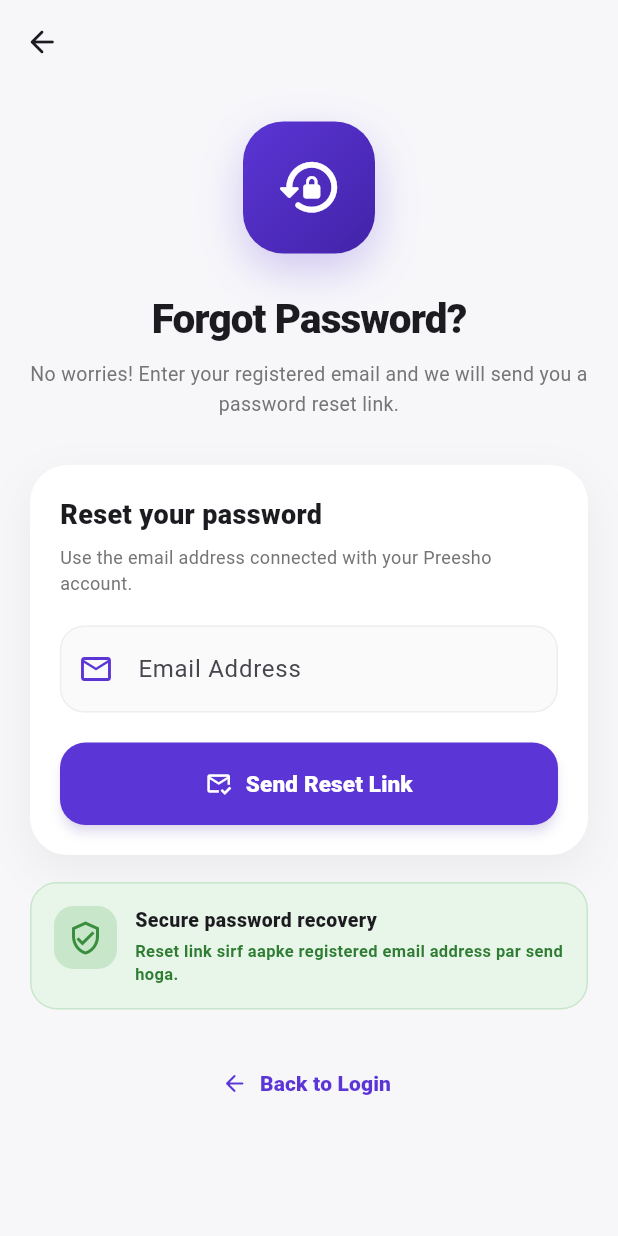
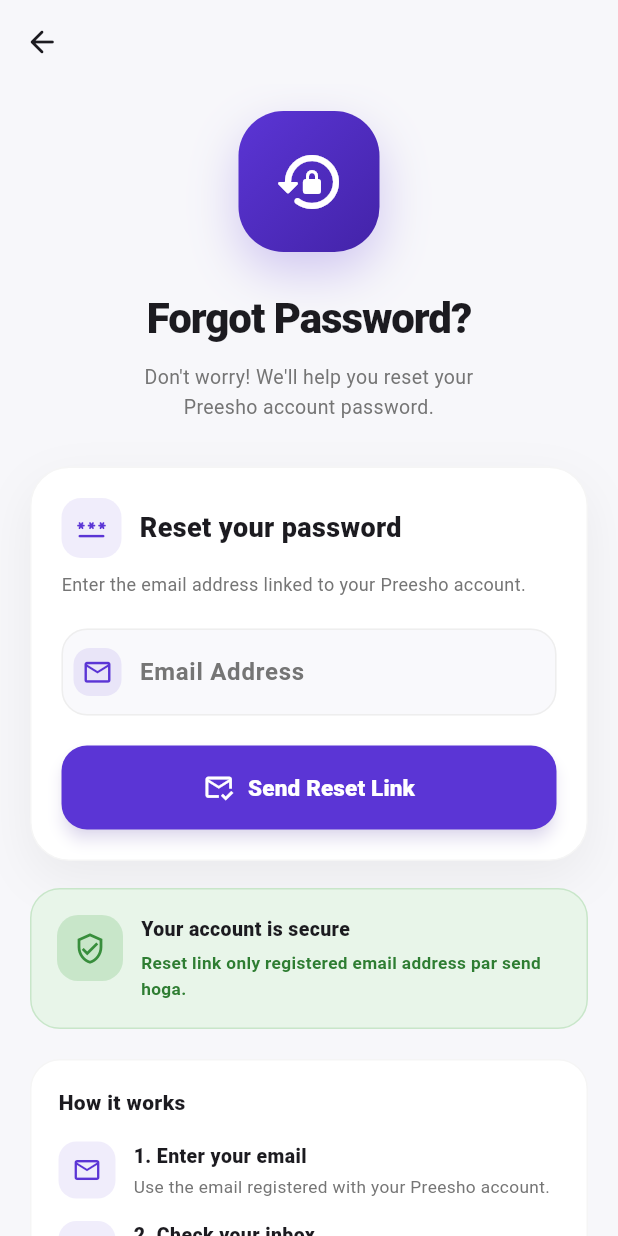
Before and after one commit to jagannathsangaria/Preesho, a Flutter app: the ForgotPasswordPage screen opened directly, on a phone screen of 412 x 824 dp. Run offline on Flutter 3.47's test engine with Material 3 defaults, Android fonts, the light colour scheme and no system bars; our stand-ins replace cloud_firestore, cloud_functions, file_picker, firebase_auth, firebase_core, firebase_storage and 2 more; missing offline and left inert: excel, file_saver; accounts and stored records are empty.

Commit message:
Update forgot_password_page.dart

```diff
--- a/lib/forgot_password_page.dart
+++ b/lib/forgot_password_page.dart
@@ -5,18 +5,17 @@
   const ForgotPasswordPage({super.key});
 
   @override
-  State<ForgotPasswordPage> createState() =>
-      _ForgotPasswordPageState();
+  State<ForgotPasswordPage> createState() => _ForgotPasswordPageState();
 }
 
-class _ForgotPasswordPageState
-    extends State<ForgotPasswordPage> {
-  final emailController = TextEditingController();
+class _ForgotPasswordPageState extends State<ForgotPasswordPage> {
+  final TextEditingController emailController = TextEditingController();
 
   bool isLoading = false;
 
   static const Color primary = Color(0xFF5B35D5);
   static const Color primaryDark = Color(0xFF4323A8);
+  static const Color background = Color(0xFFF7F7FA);
 
   @override
   void dispose() {
@@ -30,20 +29,36 @@
   }) {
     if (!mounted) return;
 
-    ScaffoldMessenger.of(context).showSnackBar(
+    ScaffoldMessenger.of(context)
+      ..hideCurrentSnackBar()
+      ..showSnackBar(
         SnackBar(
-        content: Text(
+          content: Row(
+            children: [
+              Icon(
+                isError
+                    ? Icons.error_outline_rounded
+                    : Icons.check_circle_outline_rounded,
+                color: Colors.white,
+              ),
+              const SizedBox(width: 10),
+              Expanded(
+                child: Text(
                   message,
                   style: const TextStyle(
-            fontWeight: FontWeight.w600,
+                    color: Colors.white,
+                    fontWeight: FontWeight.w700,
                   ),
                 ),
+              ),
+            ],
+          ),
           backgroundColor:
-            isError ? Colors.red.shade600 : null,
+              isError ? Colors.red.shade600 : Colors.green.shade600,
           behavior: SnackBarBehavior.floating,
           margin: const EdgeInsets.all(16),
           shape: RoundedRectangleBorder(
-          borderRadius: BorderRadius.circular(14),
+            borderRadius: BorderRadius.circular(16),
           ),
         ),
       );
@@ -60,7 +75,11 @@
       return;
     }
 
-    if (!email.contains('@') || !email.contains('.')) {
+    final emailRegex = RegExp(
+      r'^[^@\s]+@[^@\s]+\.[^@\s]+$',
+    );
+
+    if (!emailRegex.hasMatch(email)) {
       showMessage(
         'Valid email address enter karein.',
         isError: true,
@@ -75,8 +94,7 @@
     });
 
     try {
-      await FirebaseAuth.instance
-          .sendPasswordResetEmail(
+      await FirebaseAuth.instance.sendPasswordResetEmail(
         email: email,
       );
 
@@ -87,35 +105,35 @@
       );
 
       await Future.delayed(
-        const Duration(milliseconds: 900),
+        const Duration(milliseconds: 1000),
       );
 
       if (!mounted) return;
 
       Navigator.pop(context);
     } on FirebaseAuthException catch (e) {
-      String message =
-          'Password reset request failed.';
+      String message = 'Password reset request failed.';
 
       switch (e.code) {
         case 'invalid-email':
-          message =
-              'Email address valid nahi hai.';
+          message = 'Email address valid nahi hai.';
           break;
 
         case 'user-not-found':
-          message =
-              'Is email se koi account nahi mila.';
+          message = 'Is email se koi account nahi mila.';
           break;
 
         case 'too-many-requests':
           message =
-              'Bahut attempts ho gaye. Thodi der baad try karein.';
+              'Bahut attempts ho gaye. Thodi der baad dobara try karein.';
           break;
 
         case 'network-request-failed':
-          message =
-              'Internet connection check karein.';
+          message = 'Internet connection check karein.';
+          break;
+
+        case 'user-disabled':
+          message = 'Ye account disabled hai.';
           break;
       }
 
@@ -141,50 +159,149 @@
     return InputDecoration(
       labelText: 'Email Address',
       hintText: 'Enter your registered email',
-      prefixIcon: const Icon(
+      prefixIcon: Container(
+        margin: const EdgeInsets.all(8),
+        decoration: BoxDecoration(
+          color: primary.withOpacity(.10),
+          borderRadius: BorderRadius.circular(11),
+        ),
+        child: const Icon(
           Icons.email_outlined,
           color: primary,
+          size: 21,
+        ),
       ),
       filled: true,
-      fillColor: Colors.grey.shade50,
-      contentPadding:
-          const EdgeInsets.symmetric(
-        horizontal: 16,
+      fillColor: const Color(0xFFF9F9FC),
+      contentPadding: const EdgeInsets.symmetric(
+        horizontal: 15,
         vertical: 17,
       ),
+      labelStyle: TextStyle(
+        color: Colors.grey.shade600,
+        fontWeight: FontWeight.w600,
+      ),
+      hintStyle: TextStyle(
+        color: Colors.grey.shade400,
+        fontSize: 13,
+      ),
       border: OutlineInputBorder(
-        borderRadius: BorderRadius.circular(16),
+        borderRadius: BorderRadius.circular(17),
         borderSide: BorderSide(
           color: Colors.grey.shade200,
         ),
       ),
       enabledBorder: OutlineInputBorder(
-        borderRadius: BorderRadius.circular(16),
+        borderRadius: BorderRadius.circular(17),
         borderSide: BorderSide(
           color: Colors.grey.shade200,
         ),
       ),
       focusedBorder: OutlineInputBorder(
-        borderRadius: BorderRadius.circular(16),
+        borderRadius: BorderRadius.circular(17),
         borderSide: const BorderSide(
           color: primary,
-          width: 1.7,
+          width: 1.8,
         ),
       ),
+    );
+  }
+
+  Widget buildTopIcon() {
+    return Container(
+      height: 94,
+      width: 94,
+      decoration: BoxDecoration(
+        gradient: const LinearGradient(
+          colors: [
+            primary,
+            primaryDark,
+          ],
+          begin: Alignment.topLeft,
+          end: Alignment.bottomRight,
+        ),
+        borderRadius: BorderRadius.circular(30),
+        boxShadow: [
+          BoxShadow(
+            color: primary.withOpacity(.25),
+            blurRadius: 28,
+            offset: const Offset(0, 13),
+          ),
+        ],
+      ),
+      child: const Icon(
+        Icons.lock_reset_rounded,
+        color: Colors.white,
+        size: 48,
+      ),
+    );
+  }
+
+  Widget buildStep(
+    int number,
+    IconData icon,
+    String title,
+    String subtitle,
+  ) {
+    return Row(
+      crossAxisAlignment: CrossAxisAlignment.start,
+      children: [
+        Container(
+          height: 38,
+          width: 38,
+          decoration: BoxDecoration(
+            color: primary.withOpacity(.09),
+            borderRadius: BorderRadius.circular(12),
+          ),
+          child: Center(
+            child: Icon(
+              icon,
+              color: primary,
+              size: 20,
+            ),
+          ),
+        ),
+        const SizedBox(width: 12),
+        Expanded(
+          child: Column(
+            crossAxisAlignment: CrossAxisAlignment.start,
+            children: [
+              Text(
+                '$number. $title',
+                style: const TextStyle(
+                  fontSize: 13,
+                  fontWeight: FontWeight.w900,
+                ),
+              ),
+              const SizedBox(height: 3),
+              Text(
+                subtitle,
+                style: TextStyle(
+                  color: Colors.grey.shade600,
+                  fontSize: 11.5,
+                  height: 1.4,
+                ),
+              ),
+            ],
+          ),
+        ),
+      ],
     );
   }
 
   @override
   Widget build(BuildContext context) {
     return Scaffold(
-      backgroundColor: const Color(0xFFF7F7FA),
+      backgroundColor: background,
 
       appBar: AppBar(
         backgroundColor: Colors.transparent,
         elevation: 0,
         scrolledUnderElevation: 0,
         leading: IconButton(
-          onPressed: () {
+          onPressed: isLoading
+              ? null
+              : () {
                   Navigator.pop(context);
                 },
           icon: const Icon(
@@ -195,48 +312,16 @@
 
       body: SafeArea(
         child: SingleChildScrollView(
-          physics:
-              const BouncingScrollPhysics(),
+          physics: const BouncingScrollPhysics(),
           padding: const EdgeInsets.fromLTRB(
             20,
-            25,
+            18,
             20,
             35,
           ),
           child: Column(
             children: [
-              // Icon
-              Container(
-                height: 88,
-                width: 88,
-                decoration: BoxDecoration(
-                  gradient:
-                      const LinearGradient(
-                    colors: [
-                      primary,
-                      primaryDark,
-                    ],
-                    begin: Alignment.topLeft,
-                    end: Alignment.bottomRight,
-                  ),
-                  borderRadius:
-                      BorderRadius.circular(27),
-                  boxShadow: [
-                    BoxShadow(
-                      color:
-                          primary.withOpacity(.25),
-                      blurRadius: 25,
-                      offset:
-                          const Offset(0, 11),
-                    ),
-                  ],
-                ),
-                child: const Icon(
-                  Icons.lock_reset_rounded,
-                  color: Colors.white,
-                  size: 45,
-                ),
-              ),
+              buildTopIcon(),
 
               const SizedBox(height: 24),
 
@@ -244,161 +329,158 @@
                 'Forgot Password?',
                 textAlign: TextAlign.center,
                 style: TextStyle(
-                  fontSize: 27,
+                  fontSize: 28,
                   fontWeight: FontWeight.w900,
-                  letterSpacing: -.6,
+                  letterSpacing: -.7,
                 ),
               ),
 
-              const SizedBox(height: 8),
+              const SizedBox(height: 9),
 
               Text(
-                'No worries! Enter your registered email and we will send you a password reset link.',
+                'Don\'t worry! We\'ll help you reset your\nPreesho account password.',
                 textAlign: TextAlign.center,
                 style: TextStyle(
                   color: Colors.grey.shade600,
                   fontSize: 13,
-                  height: 1.5,
+                  height: 1.55,
                 ),
               ),
 
               const SizedBox(height: 30),
 
-              // Main Card
               Container(
                 width: double.infinity,
                 padding: const EdgeInsets.all(20),
                 decoration: BoxDecoration(
                   color: Colors.white,
-                  borderRadius:
-                      BorderRadius.circular(25),
+                  borderRadius: BorderRadius.circular(26),
+                  border: Border.all(
+                    color: Colors.grey.shade100,
+                  ),
                   boxShadow: [
                     BoxShadow(
-                      color:
-                          Colors.black.withOpacity(.055),
-                      blurRadius: 25,
-                      offset:
-                          const Offset(0, 10),
+                      color: Colors.black.withOpacity(.055),
+                      blurRadius: 28,
+                      offset: const Offset(0, 12),
                     ),
                   ],
                 ),
                 child: Column(
-                  crossAxisAlignment:
-                      CrossAxisAlignment.start,
+                  crossAxisAlignment: CrossAxisAlignment.start,
                   children: [
-                    const Text(
+                    Row(
+                      children: [
+                        Container(
+                          height: 40,
+                          width: 40,
+                          decoration: BoxDecoration(
+                            color: primary.withOpacity(.09),
+                            borderRadius: BorderRadius.circular(13),
+                          ),
+                          child: const Icon(
+                            Icons.password_rounded,
+                            color: primary,
+                            size: 21,
+                          ),
+                        ),
+                        const SizedBox(width: 12),
+                        const Expanded(
+                          child: Text(
                             'Reset your password',
                             style: TextStyle(
                               fontSize: 18,
-                        fontWeight:
-                            FontWeight.w900,
+                              fontWeight: FontWeight.w900,
+                            ),
+                          ),
+                        ),
+                      ],
+                    ),
+
+                    const SizedBox(height: 9),
+
+                    Text(
+                      'Enter the email address linked to your Preesho account.',
+                      style: TextStyle(
+                        color: Colors.grey.shade600,
+                        fontSize: 12,
+                        height: 1.45,
                       ),
                     ),
 
-                    const SizedBox(height: 7),
-
-                    Text(
-                      'Use the email address connected with your Preesho account.',
-                      style: TextStyle(
-                        color:
-                            Colors.grey.shade600,
-                        fontSize: 12,
-                        height: 1.4,
-                      ),
-                    ),
-
-                    const SizedBox(height: 20),
+                    const SizedBox(height: 21),
 
                     TextField(
-                      controller:
-                          emailController,
-                      keyboardType:
-                          TextInputType.emailAddress,
-                      textInputAction:
-                          TextInputAction.done,
+                      controller: emailController,
+                      keyboardType: TextInputType.emailAddress,
+                      textInputAction: TextInputAction.done,
+                      enabled: !isLoading,
+                      autocorrect: false,
                       onSubmitted: (_) {
                         if (!isLoading) {
                           sendResetLink();
                         }
                       },
-                      decoration:
-                          inputDecoration(),
+                      decoration: inputDecoration(),
                     ),
 
                     const SizedBox(height: 20),
 
                     SizedBox(
                       width: double.infinity,
-                      height: 55,
+                      height: 56,
                       child: ElevatedButton(
                         onPressed: isLoading
                             ? null
                             : sendResetLink,
-                        style:
-                            ElevatedButton.styleFrom(
-                          backgroundColor:
-                              primary,
-                          foregroundColor:
-                              Colors.white,
-                          elevation: 3,
-                          shadowColor:
-                              primary.withOpacity(.25),
-                          shape:
-                              RoundedRectangleBorder(
-                            borderRadius:
-                                BorderRadius.circular(
-                              17,
-                            ),
+                        style: ElevatedButton.styleFrom(
+                          backgroundColor: primary,
+                          foregroundColor: Colors.white,
+                          disabledBackgroundColor:
+                              primary.withOpacity(.55),
+                          elevation: 4,
+                          shadowColor: primary.withOpacity(.25),
+                          shape: RoundedRectangleBorder(
+                            borderRadius: BorderRadius.circular(17),
                           ),
                         ),
                         child: isLoading
                             ? const Row(
                                 mainAxisAlignment:
-                                    MainAxisAlignment
-                                        .center,
+                                    MainAxisAlignment.center,
                                 children: [
                                   SizedBox(
                                     height: 21,
                                     width: 21,
-                                    child:
-                                        CircularProgressIndicator(
-                                      color:
-                                          Colors.white,
-                                      strokeWidth:
-                                          2.5,
+                                    child: CircularProgressIndicator(
+                                      color: Colors.white,
+                                      strokeWidth: 2.5,
                                     ),
                                   ),
-                                  SizedBox(
-                                      width: 12),
+                                  SizedBox(width: 12),
                                   Text(
                                     'Sending...',
-                                    style:
-                                        TextStyle(
-                                      fontWeight:
-                                          FontWeight
-                                              .w900,
+                                    style: TextStyle(
+                                      fontSize: 14,
+                                      fontWeight: FontWeight.w900,
                                     ),
                                   ),
                                 ],
                               )
                             : const Row(
                                 mainAxisAlignment:
-                                    MainAxisAlignment
-                                        .center,
+                                    MainAxisAlignment.center,
                                 children: [
                                   Icon(
-                                    Icons
-                                        .mark_email_read_outlined,
+                                    Icons.mark_email_read_outlined,
+                                    size: 21,
                                   ),
                                   SizedBox(width: 9),
                                   Text(
                                     'Send Reset Link',
-                                    style:
-                                        TextStyle(
+                                    style: TextStyle(
                                       fontSize: 15,
-                                      fontWeight:
-                                          FontWeight
-                                              .w900,
+                                      fontWeight: FontWeight.w900,
                                     ),
                                   ),
                                 ],
@@ -411,65 +493,52 @@
 
               const SizedBox(height: 18),
 
-              // Security info
               Container(
                 width: double.infinity,
-                padding:
-                    const EdgeInsets.all(15),
+                padding: const EdgeInsets.all(17),
                 decoration: BoxDecoration(
                   color: Colors.green.shade50,
-                  borderRadius:
-                      BorderRadius.circular(18),
+                  borderRadius: BorderRadius.circular(20),
                   border: Border.all(
                     color: Colors.green.shade100,
                   ),
                 ),
                 child: Row(
-                  crossAxisAlignment:
-                      CrossAxisAlignment.start,
+                  crossAxisAlignment: CrossAxisAlignment.start,
                   children: [
                     Container(
-                      height: 42,
-                      width: 42,
-                      decoration:
-                          BoxDecoration(
-                        color:
-                            Colors.green.shade100,
-                        borderRadius:
-                            BorderRadius.circular(13),
+                      height: 44,
+                      width: 44,
+                      decoration: BoxDecoration(
+                        color: Colors.green.shade100,
+                        borderRadius: BorderRadius.circular(14),
                       ),
                       child: Icon(
-                        Icons
-                            .verified_user_outlined,
-                        color:
-                            Colors.green.shade700,
+                        Icons.verified_user_outlined,
+                        color: Colors.green.shade700,
+                        size: 22,
                       ),
                     ),
                     const SizedBox(width: 12),
                     Expanded(
                       child: Column(
-                        crossAxisAlignment:
-                            CrossAxisAlignment.start,
+                        crossAxisAlignment: CrossAxisAlignment.start,
                         children: [
                           const Text(
-                            'Secure password recovery',
+                            'Your account is secure',
                             style: TextStyle(
-                              fontWeight:
-                                  FontWeight.w900,
                               fontSize: 13,
+                              fontWeight: FontWeight.w900,
                             ),
                           ),
-                          const SizedBox(height: 4),
+                          const SizedBox(height: 5),
                           Text(
-                            'Reset link sirf aapke registered email address par send hoga.',
+                            'Reset link only registered email address par send hoga.',
                             style: TextStyle(
-                              color: Colors
-                                  .green
-                                  .shade800,
-                              fontSize: 11,
-                              height: 1.4,
-                              fontWeight:
-                                  FontWeight.w600,
+                              color: Colors.green.shade800,
+                              fontSize: 11.5,
+                              height: 1.45,
+                              fontWeight: FontWeight.w600,
                             ),
                           ),
                         ],
@@ -479,7 +548,60 @@
                 ),
               ),
 
-              const SizedBox(height: 25),
+              const SizedBox(height: 20),
+
+              Container(
+                width: double.infinity,
+                padding: const EdgeInsets.all(18),
+                decoration: BoxDecoration(
+                  color: Colors.white,
+                  borderRadius: BorderRadius.circular(20),
+                  border: Border.all(
+                    color: Colors.grey.shade100,
+                  ),
+                ),
+                child: Column(
+                  crossAxisAlignment: CrossAxisAlignment.start,
+                  children: [
+                    const Text(
+                      'How it works',
+                      style: TextStyle(
+                        fontSize: 14,
+                        fontWeight: FontWeight.w900,
+                      ),
+                    ),
+
+                    const SizedBox(height: 16),
+
+                    buildStep(
+                      1,
+                      Icons.email_outlined,
+                      'Enter your email',
+                      'Use the email registered with your Preesho account.',
+                    ),
+
+                    const SizedBox(height: 15),
+
+                    buildStep(
+                      2,
+                      Icons.mark_email_read_outlined,
+                      'Check your inbox',
+                      'Firebase will send a secure password reset email.',
+                    ),
+
+                    const SizedBox(height: 15),
+
+                    buildStep(
+                      3,
+                      Icons.lock_open_rounded,
+                      'Create a new password',
+                      'Open the email link and choose your new password.',
+                    ),
+                  ],
+                ),
+              ),
+
+              const SizedBox(height: 24),
 
               TextButton.icon(
                 onPressed: isLoading
@@ -501,6 +623,17 @@
                   foregroundColor: primary,
                 ),
               ),
+
+              const SizedBox(height: 4),
+
+              Text(
+                'Preesho • Secure Account Recovery',
+                style: TextStyle(
+                  color: Colors.grey.shade500,
+                  fontSize: 10.5,
+                  fontWeight: FontWeight.w600,
+                ),
+              ),
             ],
           ),
         ),
```
Lines whose indentation alone changed are shown as unchanged.
